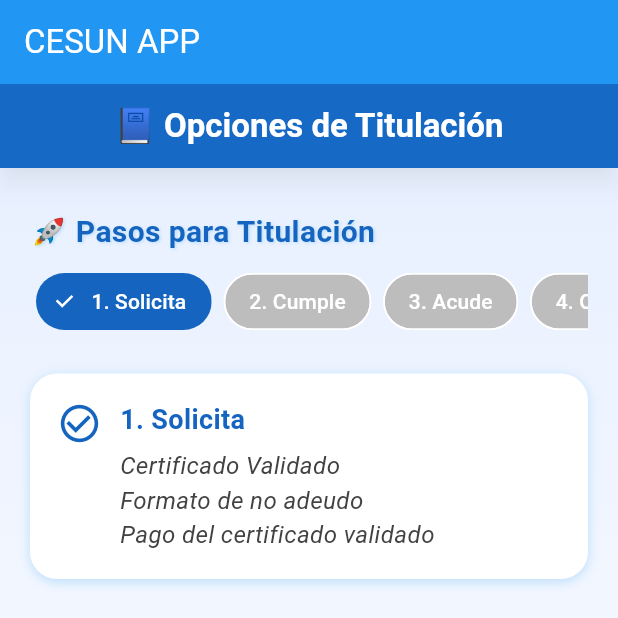
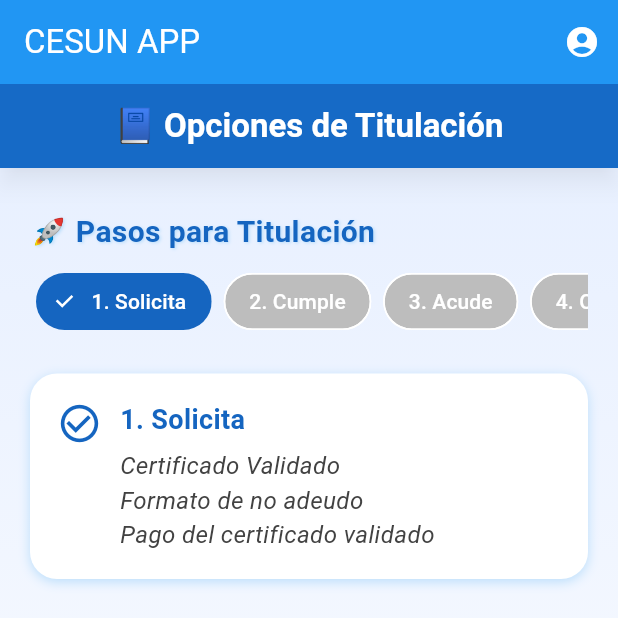
Before and after one commit to triboy91/app_class, a Flutter app: the HomePage screen opened directly, item 3 of the bottom bar chosen, on a phone screen of 412 x 824 dp, the top half of it. Run offline on Flutter 3.47's test engine with Material 3 defaults, Android fonts, the phone set to English and light mode, and no system bars; our stand-ins replace lottie, shared_preferences; accounts and stored records are empty; statements that could not run were skipped.

Commit message:
Home actualizado
se agrego a home un boton para que se pueda entrar al perfil del usuario, falta arreglar cosas dentro del perfil del usuario

```diff
--- a/App/lib/Pages/home_page.dart
+++ b/App/lib/Pages/home_page.dart
@@ -6,6 +6,7 @@ import '/pages/servicios/practicas_profesionales_screen.dart';
 import '/pages/titulacion/titulacion_screen.dart';
 import '/pages/calificaciones/calificaciones_screen.dart';
 import '/pages/horario/horario_screen.dart';
+import '/pages/student_page.dart';
 
 class HomePage extends StatefulWidget {
   const HomePage({super.key});
@@ -111,7 +112,20 @@ class _HomePageState extends State<HomePage> {
     }
 
     return Scaffold(
-      appBar: AppBar(title: const Text('CESUN APP')),
+      appBar: AppBar(
+        title: const Text('CESUN APP'),
+        actions: [
+          IconButton(
+            icon: const Icon(Icons.account_circle),
+            tooltip: 'Perfil de usuario',
+            onPressed: () {
+              Navigator.of(context).push(
+                MaterialPageRoute(builder: (context) => const StudentPage()),
+              );
+            },
+          ),
+        ],
+      ),
       body: body,
       bottomNavigationBar: Column(
         mainAxisSize: MainAxisSize.min,
```
Also changed, not shown: App/lib/pages/home_page.dart (+15 -1 lines), App/lib/pages/servicios/servicio_screen_menu.dart (deleted, +0 -38 lines).
